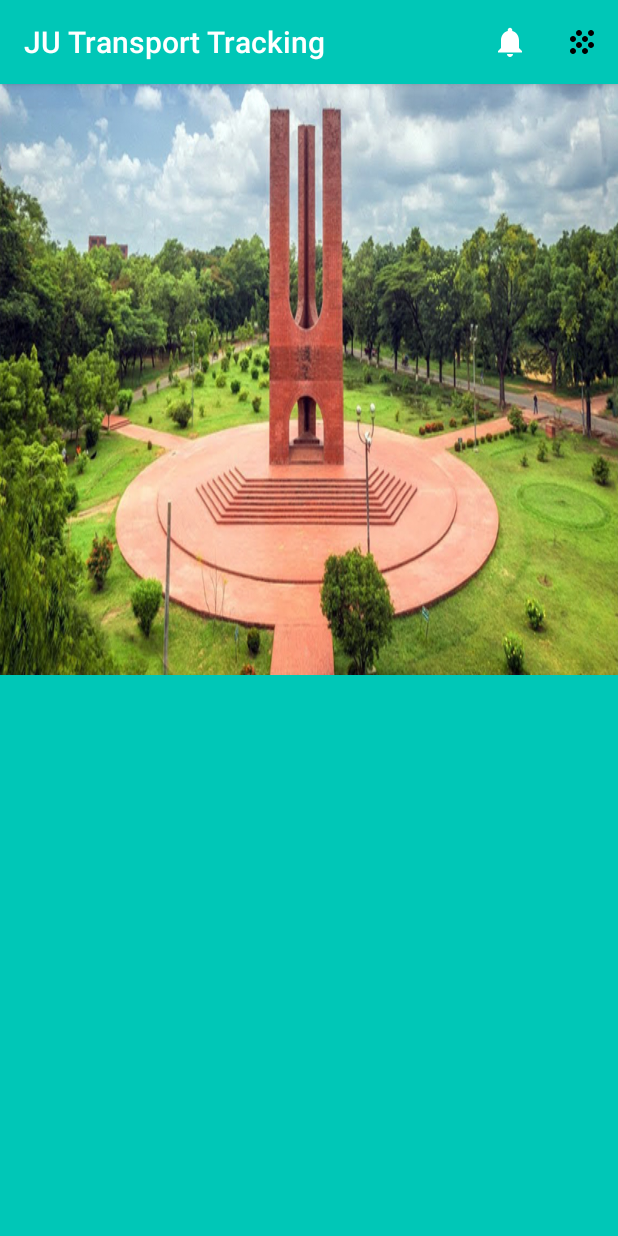
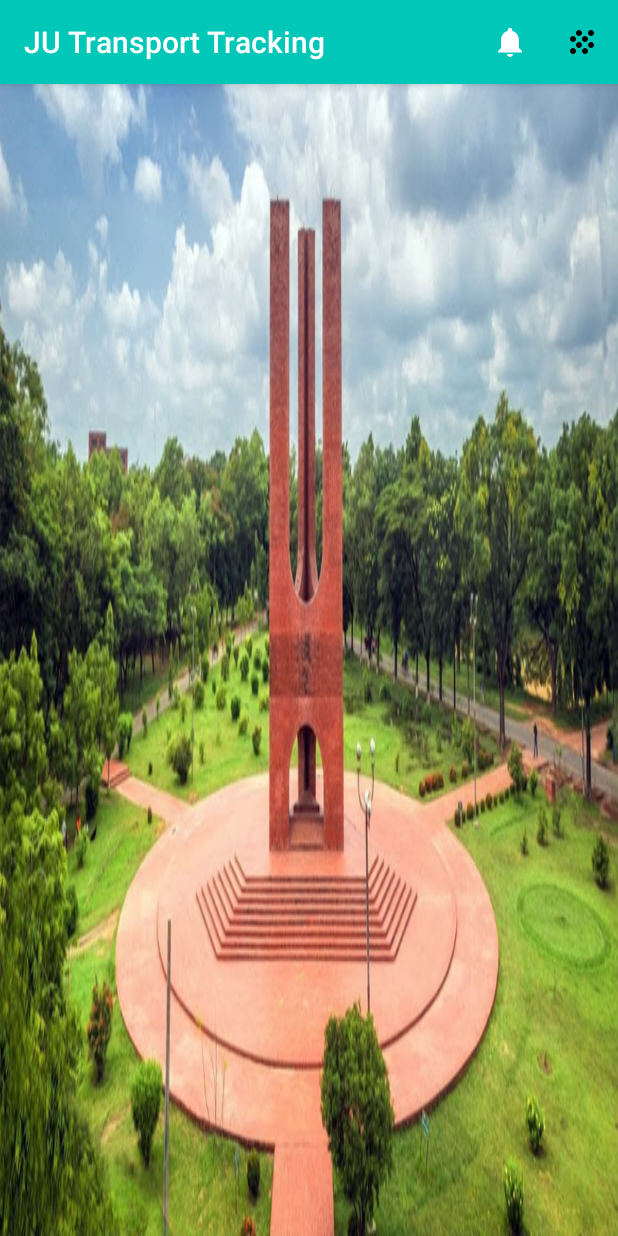
Before and after one commit to shahariar007/JUBusTracking, an Android app: the MenuActivity screen opened directly, with no data from a screen before it, on a phone screen of 412 x 824 dp. Run offline under Robolectric (Android 15) with nearby library versions, the phone set to English and light mode, and no system bars; libraries missing offline, so code that uses them is left out: com.goka.blurredgridmenu; 1 statement that could not run was skipped.

Commit message:
little changes

```diff
--- a/app/src/main/java/com/hossain/ju/bus/RoutesActivity.java
+++ b/app/src/main/java/com/hossain/ju/bus/RoutesActivity.java
@@ -18,6 +18,7 @@ import android.widget.AdapterView;
 import android.widget.ArrayAdapter;
 import android.widget.LinearLayout;
 import android.widget.ListView;
+import android.widget.TextView;
 import android.widget.Toast;
 
 import com.hossain.ju.bus.db.DbAdapter;
@@ -55,6 +56,7 @@ public class RoutesActivity extends AppCompatActivity {
     List<Schedule> listOfSubRoute;
     ListView listViewOfBottomSheet;
     BottomSheetBehavior sheetBehavior;
+    TextView txtSchTitle;
 
     @Override
     protected void onCreate(Bundle savedInstanceState) {
@@ -79,6 +81,8 @@ public class RoutesActivity extends AppCompatActivity {
         ));
         LinearLayout linearLayout = (LinearLayout) findViewById(R.id.bottom_sheet);
         sheetBehavior = BottomSheetBehavior.from(linearLayout);
+        txtSchTitle = linearLayout.findViewById(R.id.txtSchTitle);
+        txtSchTitle.setText("hffygedf");
         sheetBehavior.setPeekHeight(0);
 
         sheetBehavior.setHideable(true);
@@ -127,6 +131,7 @@ public class RoutesActivity extends AppCompatActivity {
             sheetBehavior.setState(BottomSheetBehavior.STATE_EXPANDED);
         }
         sheetBehavior.setHideable(false);
+        txtSchTitle.setText(routeList.get(position).getName());
         generateList(routeList.get(position).getSchedule());
     }
 
--- a/app/src/main/java/com/hossain/ju/bus/utils/Utils.java
+++ b/app/src/main/java/com/hossain/ju/bus/utils/Utils.java
@@ -169,7 +169,7 @@ public class Utils {
 	}
 
 	public static String getAppVersion(Context context) {
-		String str = "JU Transport Management V: ";
+		String str = "Hossain V: ";
 		try {
 			str += context.getPackageManager().getPackageInfo(context.getPackageName(), 0).versionName;
 		} catch (Exception e) {
--- a/app/src/main/res/layout/activity_menu.xml
+++ b/app/src/main/res/layout/activity_menu.xml
@@ -32,15 +32,9 @@
         <RelativeLayout xmlns:android="http://schemas.android.com/apk/res/android"
             xmlns:tools="http://schemas.android.com/tools"
             android:layout_width="match_parent"
-            android:layout_height="match_parent">
+            android:layout_height="match_parent"
+            android:background="@drawable/ju_bg">
 
-
-            <RelativeLayout
-                android:layout_width="match_parent"
-                android:layout_height="wrap_content"
-                android:background="@drawable/ju_bg">
-
-            </RelativeLayout>
 
             <GridView
                 android:id="@+id/gridView"
--- a/app/src/main/res/layout/bottm_sheet_layout.xml
+++ b/app/src/main/res/layout/bottm_sheet_layout.xml
@@ -11,7 +11,7 @@
     app:layout_behavior="android.support.design.widget.BottomSheetBehavior">
 
     <TextView
-        android:id="@+id/txtTitle"
+        android:id="@+id/txtSchTitle"
         android:layout_width="match_parent"
         android:layout_height="wrap_content"
         android:layout_marginTop="?attr/actionBarSize"
```
Also changed, not shown: app/src/main/java/com/hossain/ju/bus/MainActivity.java (+10 -2 lines).
